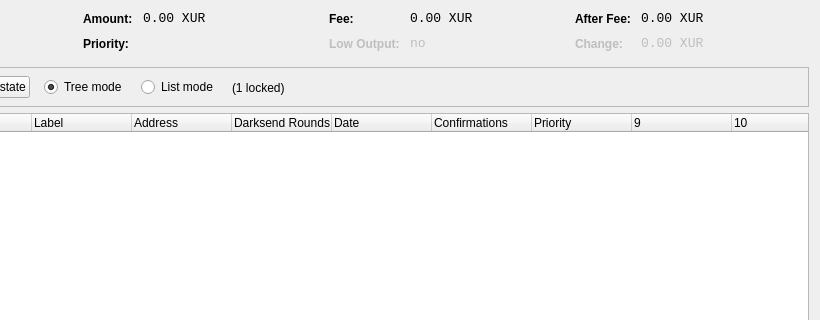
The window that src/qt/forms/coincontroldialog.ui (nightm4r3tr/Ncoin) describes before a commit, drawn with Qt 5; both pictures show x 180 to 1000 and y 0 to 320 of the 1000 by 500 pixel window.
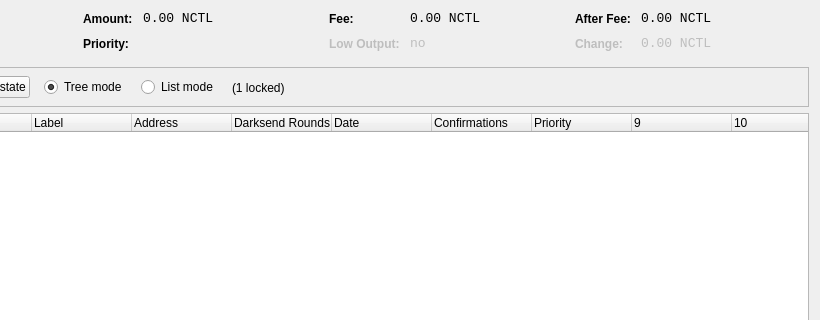
The same window after the commit. Custom widgets are drawn as their Qt base class.

```diff
--- a/src/qt/forms/coincontroldialog.ui
+++ b/src/qt/forms/coincontroldialog.ui
@@ -141,7 +141,7 @@
           <enum>Qt::ActionsContextMenu</enum>
          </property>
          <property name="text">
-          <string notr="true">0.00 XUR</string>
+          <string notr="true">0.00 NCTL</string>
          </property>
          <property name="textInteractionFlags">
           <set>Qt::LinksAccessibleByMouse|Qt::TextSelectableByKeyboard|Qt::TextSelectableByMouse</set>
@@ -221,7 +221,7 @@
           <enum>Qt::ActionsContextMenu</enum>
          </property>
          <property name="text">
-          <string notr="true">0.00 XUR</string>
+          <string notr="true">0.00 NCTL</string>
          </property>
          <property name="textInteractionFlags">
           <set>Qt::LinksAccessibleByMouse|Qt::TextSelectableByKeyboard|Qt::TextSelectableByMouse</set>
@@ -307,7 +307,7 @@
           <enum>Qt::ActionsContextMenu</enum>
          </property>
          <property name="text">
-          <string notr="true">0.00 XUR</string>
+          <string notr="true">0.00 NCTL</string>
          </property>
          <property name="textInteractionFlags">
           <set>Qt::LinksAccessibleByMouse|Qt::TextSelectableByKeyboard|Qt::TextSelectableByMouse</set>
@@ -345,7 +345,7 @@
           <enum>Qt::ActionsContextMenu</enum>
          </property>
          <property name="text">
-          <string notr="true">0.00 XUR</string>
+          <string notr="true">0.00 NCTL</string>
          </property>
          <property name="textInteractionFlags">
           <set>Qt::LinksAccessibleByMouse|Qt::TextSelectableByKeyboard|Qt::TextSelectableByMouse</set>
```
